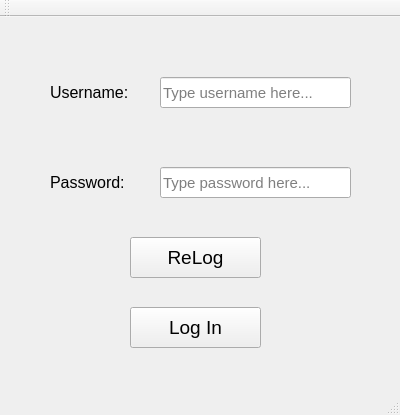
Smrajestic/LoginProjectQt, file mainwindow.ui: the form before one commit.
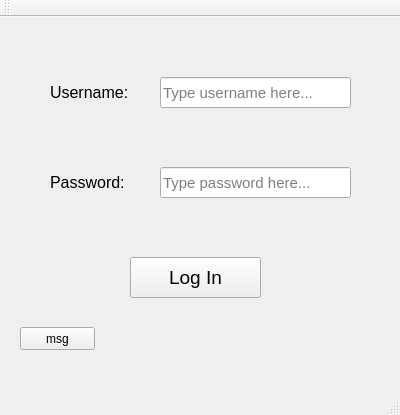
The form after the commit.

Commit message: Samo en gumb ima funckijo obeh ce useredit nima teksta in se klikne enter se passedit cleara

What changed in the file:
```diff
--- a/mainwindow.ui
+++ b/mainwindow.ui
@@ -113,35 +113,11 @@
      <string>Type password here...</string>
     </property>
    </widget>
-   <widget class="QPushButton" name="ReLog">
-    <property name="enabled">
-     <bool>true</bool>
-    </property>
-    <property name="geometry">
-     <rect>
-      <x>130</x>
-      <y>220</y>
-      <width>131</width>
-      <height>41</height>
-     </rect>
-    </property>
-    <property name="font">
-     <font>
-      <pointsize>14</pointsize>
-     </font>
-    </property>
-    <property name="cursor">
-     <cursorShape>ArrowCursor</cursorShape>
-    </property>
-    <property name="text">
-     <string>ReLog</string>
-    </property>
-   </widget>
    <widget class="QPushButton" name="LogIn">
     <property name="geometry">
      <rect>
       <x>130</x>
-      <y>290</y>
+      <y>240</y>
       <width>131</width>
       <height>41</height>
      </rect>
@@ -155,6 +131,19 @@
      <string>Log In</string>
     </property>
    </widget>
+   <widget class="QPushButton" name="pushButton">
+    <property name="geometry">
+     <rect>
+      <x>20</x>
+      <y>310</y>
+      <width>75</width>
+      <height>23</height>
+     </rect>
+    </property>
+    <property name="text">
+     <string>msg</string>
+    </property>
+   </widget>
   </widget>
   <widget class="QMenuBar" name="menuBar">
    <property name="geometry">
```
The commit also changes 2 other files.
